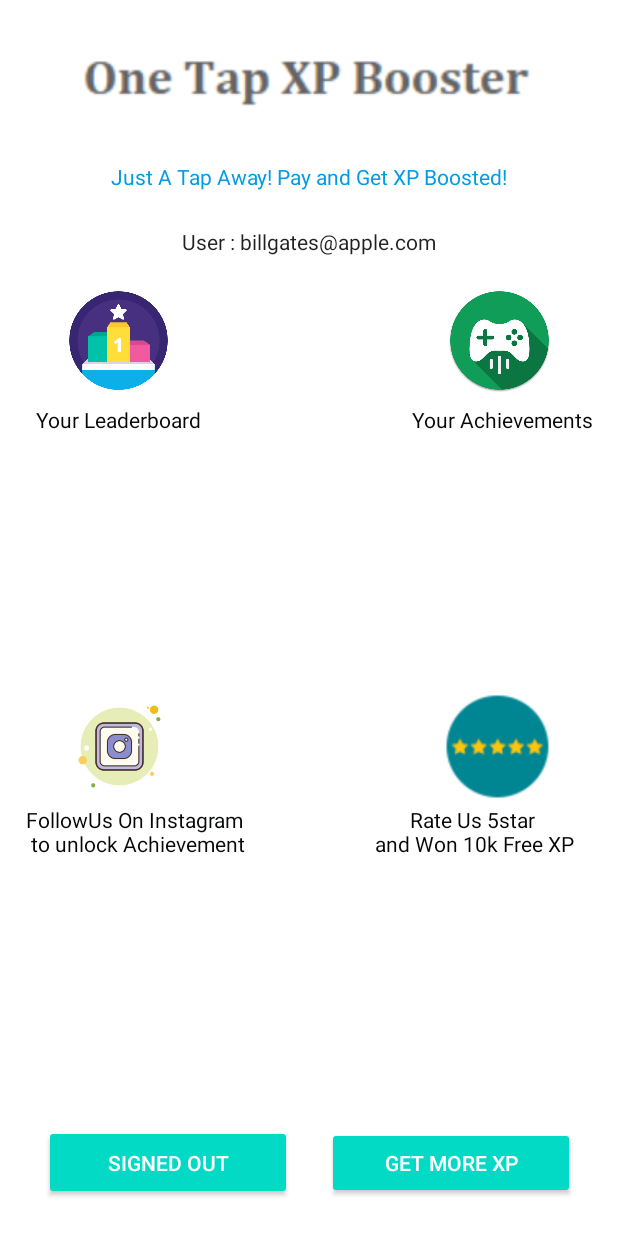
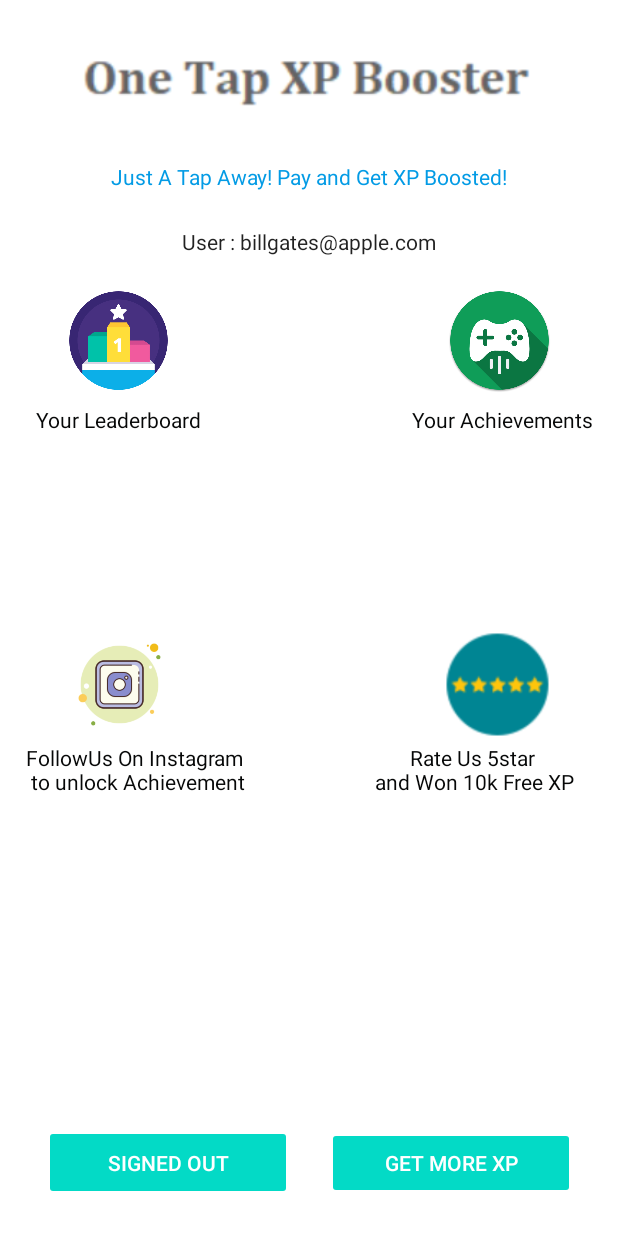
Before and after one commit to NightOwlDevelopers/OneTapXpBooster, an Android app: the layout activity_google.xml on its own in the app's theme, with its tools: preview values and no code run, on a phone screen of 412 x 824 dp. Run offline under Robolectric (Android 15) with nearby library versions, the phone set to English and light mode, and no system bars.

Commit message:
UI Optimisation 2

```diff
--- a/app/build.gradle
+++ b/app/build.gradle
@@ -12,8 +12,8 @@
         applicationId "com.nightowldevelopers.onetapxpboost"
         minSdkVersion 16
         targetSdkVersion 29
-        versionCode 35
-        versionName "2.6.0"
+        versionCode 36
+        versionName "2.6.1"
         testInstrumentationRunner "androidx.test.runner.AndroidJUnitRunner"
     }
     buildTypes {
@@ -41,4 +41,6 @@
 
     implementation 'com.android.billingclient:billing:1.2'
     implementation 'androidx.recyclerview:recyclerview:1.0.0'
+
+    implementation 'com.android.support:multidex:1.0.3'
 }
--- a/app/src/main/AndroidManifest.xml
+++ b/app/src/main/AndroidManifest.xml
@@ -6,6 +6,8 @@
     <dist:module dist:instant="true"/>
 
     <application
+            android:hardwareAccelerated="false"
+            android:largeHeap="true"
             android:allowBackup="true"
             android:icon="@mipmap/ic_launcher"
             android:label="@string/app_name"
--- a/app/src/main/res/layout/activity_google.xml
+++ b/app/src/main/res/layout/activity_google.xml
@@ -113,9 +113,9 @@
             app:layoutManager="androidx.recyclerview.widget.LinearLayoutManager"
             app:layout_constraintBottom_toTopOf="@+id/signOutAndDisconnect1"
             app:layout_constraintEnd_toEndOf="parent"
-            app:layout_constraintHorizontal_bias="0.5"
+            app:layout_constraintHorizontal_bias="0.498"
             app:layout_constraintStart_toStartOf="parent"
-            app:layout_constraintTop_toBottomOf="@+id/status" />
+            app:layout_constraintTop_toBottomOf="@+id/status" app:layout_constraintVertical_bias="0.425"/>
 
     <Button
             android:id="@+id/instagram"
@@ -187,15 +187,15 @@
 
     <ImageView
             android:id="@+id/homeLogo"
-            android:layout_width="258dp"
-            android:layout_height="226dp"
+            android:layout_width="184dp"
+            android:layout_height="171dp"
             android:visibility="gone"
             app:layout_constraintBottom_toTopOf="@+id/signOutAndDisconnect1"
             app:layout_constraintEnd_toEndOf="parent"
             app:layout_constraintHorizontal_bias="0.5"
             app:layout_constraintStart_toStartOf="parent"
             app:layout_constraintTop_toBottomOf="@+id/status"
-            app:srcCompat="@mipmap/ic_launcher_round" />
+            app:srcCompat="@mipmap/ic_launcher_round"/>
 
     <TextView
             android:id="@+id/detail"
@@ -221,15 +221,15 @@
 
         <com.google.android.gms.common.SignInButton
                 android:id="@+id/signInButton"
-                android:layout_width="379dp"
-                android:layout_height="60dp"
+                android:layout_width="286dp"
+                android:layout_height="53dp"
                 android:layout_centerInParent="true"
                 android:visibility="gone"
                 app:layout_constraintBottom_toBottomOf="parent"
                 app:layout_constraintEnd_toEndOf="parent"
                 app:layout_constraintHorizontal_bias="0.5"
                 app:layout_constraintStart_toStartOf="parent"
-                app:layout_constraintTop_toTopOf="parent" />
+                app:layout_constraintTop_toTopOf="parent"/>
 
         <androidx.constraintlayout.widget.ConstraintLayout
                 android:id="@+id/signOutAndDisconnect"
```
Also changed, not shown: app/src/main/res/layout/product_button.xml (+5 -5 lines).
